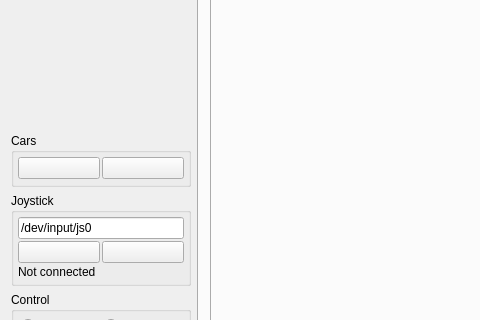
Old version of the form Linux/RC_Car_Tool/mainwindow.ui in the repository vedderb/rise_sdvp; both pictures show x 0 to 480 and y 209 to 529 of the 1103 by 745 pixel window.
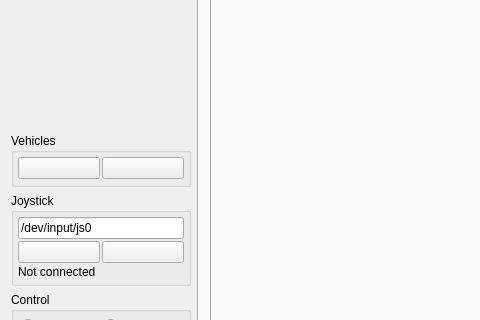
New version of the form. Icons and pictures are not drawn. Custom widgets are drawn as their Qt base class.

The edit to the form file:
```diff
--- a/Linux/RC_Car_Tool/mainwindow.ui
+++ b/Linux/RC_Car_Tool/mainwindow.ui
@@ -230,7 +230,7 @@
       <item>
        <widget class="QGroupBox" name="groupBox_2">
         <property name="title">
-         <string>Cars</string>
+         <string>Vehicles</string>
         </property>
         <layout class="QHBoxLayout" name="horizontalLayout_4">
          <property name="spacing">
```
Left out of the diff: 6 changed lines with no effect on the pictures.
